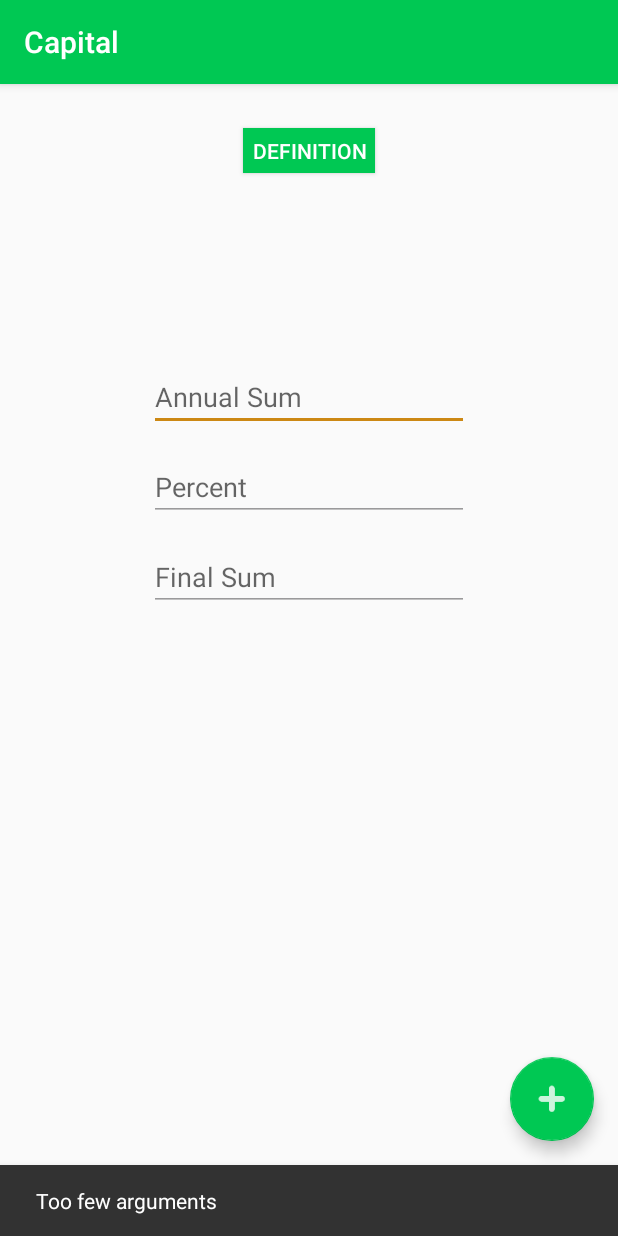
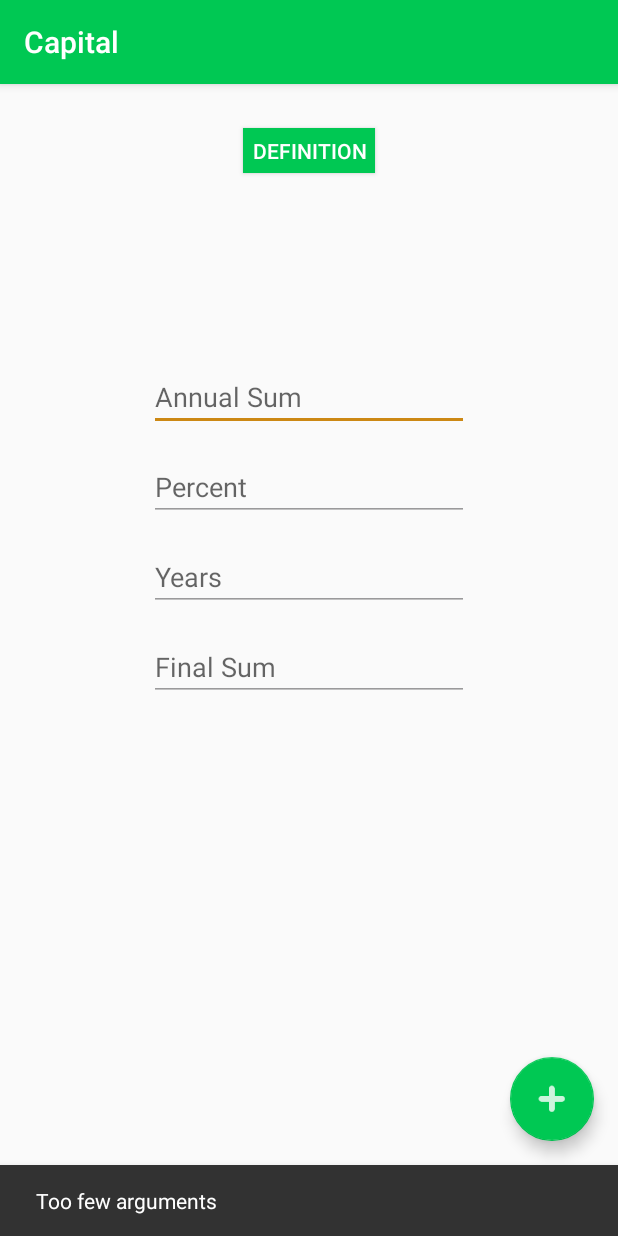
Before and after one commit to armandanusca/FinMath, an Android app: the Capital screen opened directly, with no data from a screen before it, after a tap on an icon or button, on a phone screen of 412 x 824 dp. Run offline under Robolectric (Android 15) with nearby library versions, the phone set to English and light mode, and no system bars; 4 statements that could not run were skipped.

Commit message:
Capital added !not complete!
*if procent to be calculated => show msg it cant be done
*if years to pe calculated => app crashes
// problem with getExponent usage

```diff
--- a/app/src/main/java/com/example/lyostudio/finmath/Capital.java
+++ b/app/src/main/java/com/example/lyostudio/finmath/Capital.java
@@ -19,6 +19,8 @@ import com.google.android.gms.appindexing.Action;
 import com.google.android.gms.appindexing.AppIndex;
 import com.google.android.gms.common.api.GoogleApiClient;
 
+import static java.lang.Math.getExponent;
+
 /**
  * Created by Aaron on 02/06/16.
  */
@@ -27,20 +29,25 @@ public class Capital extends AppCompatActivity
         implements NavigationView.OnNavigationItemSelectedListener{
     private GoogleApiClient client;
 
+    public float pw(final float base, final float power) {
+        float result = 1;
+        for (int i = 0; i < power; i++) {
+            result *= base;
+        }
+        return result;
+    }
+
     @Override
     protected void onCreate(Bundle savedInstanceState) {
         super.onCreate(savedInstanceState);
         setContentView(R.layout.capital_drawer);
 
-        final EditText init_sum;
-        final EditText percent;
-        final EditText fin_sum;
-
+        final EditText annual_sum, percent, years, finsum;
         final Button definition;
 
         DrawerLayout drawer = (DrawerLayout) findViewById(R.id.drawer_layout);
         ActionBarDrawerToggle toggle = new ActionBarDrawerToggle(
-                this, drawer , R.string.navigation_drawer_open, R.string.navigation_drawer_close);
+                this, drawer, R.string.navigation_drawer_open, R.string.navigation_drawer_close);
         assert drawer != null;
         drawer.setDrawerListener(toggle);
         toggle.syncState();
@@ -51,71 +58,82 @@ public class Capital extends AppCompatActivity
 
         FloatingActionButton calculate = (FloatingActionButton) findViewById(R.id.calculate);
 
-        init_sum = (EditText) findViewById(R.id.init_sum);
-        percent=(EditText) findViewById(R.id.percent);
-        fin_sum=(EditText) findViewById(R.id.fin_sum);
+        annual_sum = (EditText) findViewById(R.id.annual_sum);
+        percent = (EditText) findViewById(R.id.percent);
+        years = (EditText) findViewById(R.id.years);
+        finsum = (EditText) findViewById(R.id.fin_sum);
 
         assert calculate != null;
         calculate.setOnClickListener(new View.OnClickListener() {
             @Override
             public void onClick(View view) {
-                int cnt = 0;
-                int poz = 0;
-                if(init_sum.getText().toString().isEmpty()) {
+                int cnt = 0, poz = 0;
+                if (annual_sum.getText().toString().isEmpty()) {
                     cnt = cnt + 1;
                     poz = 1;
                 }
-                if(percent.getText().toString().isEmpty()) {
+                if (percent.getText().toString().isEmpty()) {
                     cnt = cnt + 1;
                     poz = 2;
                 }
-                if (fin_sum.getText().toString().isEmpty()) {
+                if (years.getText().toString().isEmpty()) {
                     cnt = cnt + 1;
                     poz = 3;
                 }
-                if(cnt>1){
+                if (finsum.getText().toString().isEmpty()) {
+                    cnt = cnt + 1;
+                    poz = 4;
+                }
+                if (cnt > 1)
                     Snackbar.make(view, "Too few arguments", Snackbar.LENGTH_LONG)
                             .setAction("Action", null).show();
-                }
-                else if(cnt==0){
+                if (cnt == 0)
                     Snackbar.make(view, "Nothing to be calculated", Snackbar.LENGTH_LONG)
                             .setAction("Action", null).show();
-                }
-                else {
+                if (cnt == 1) {
+                    if (poz == 1) {
+                        float perc = Float.parseFloat(percent.getText().toString());
+                        float year = Float.parseFloat(years.getText().toString());
+                        float sumfin = Float.parseFloat(finsum.getText().toString());
+                        float an_sum = sumfin / ((100 / perc) * (pw((1 + perc / 100), year) - 1));
+                        annual_sum.setText(Float.toString(an_sum));
+                    }
+                    if (poz == 2) {
+                       //csf, n-ai csf...
+                    }
                     if (poz == 3) {
-                        float initsum = Float.parseFloat(init_sum.getText().toString());
+                        float an_sum = Float.parseFloat(annual_sum.getText().toString());
                         float perc = Float.parseFloat(percent.getText().toString());
-                        float sumfin = initsum * (1 + (perc / 100));
-                        fin_sum.setText(Float.toString(sumfin));
-                    } else if (poz == 2) {
-                        float initsum = Float.parseFloat(init_sum.getText().toString());
-                        float sumfin = Float.parseFloat(fin_sum.getText().toString());
-                        float perc = (sumfin / initsum - 1) * 100;
-                        percent.setText(Float.toString(perc));
-                    } else if (poz == 1) {
+                        float sumfin = Float.parseFloat(finsum.getText().toString());
+                        float year = getExponent(sumfin * perc / (an_sum * 100) + 1) / getExponent(1 + perc / 100);
+                        years.setText(Float.toString(year));
+                    }
+                    if (poz == 4) {
+                        float an_sum = Float.parseFloat(annual_sum.getText().toString());
                         float perc = Float.parseFloat(percent.getText().toString());
-                        float sumfin = Float.parseFloat(fin_sum.getText().toString());
-                        float initsum = sumfin / (1 + (perc / 100));
-                        init_sum.setText(Float.toString(initsum));
+                        float year = Float.parseFloat(years.getText().toString());
+                        float sumfin = an_sum * (100 / perc) * (pw((1 + perc / 100), year) - 1);
+                        finsum.setText(Float.toString(sumfin));
                     }
                 }
             }
         });
+
+        client = new GoogleApiClient.Builder(this).addApi(AppIndex.API).build();
+
+
         definition = (Button) findViewById(R.id.def_cap);
 
-        definition.setOnClickListener(new View.OnClickListener()
-        {
+        definition.setOnClickListener(new View.OnClickListener() {
             @Override
             public void onClick(View view) {
-                Intent intent = new Intent(getApplicationContext(),definitionCapital.class);
+                Intent intent = new Intent(getApplicationContext(), definitionCapital.class);
                 startActivity(intent);
             }
         });
-
-        client = new GoogleApiClient.Builder(this).addApi(AppIndex.API).build();
     }
 
-    @Override
+@Override
     public void onBackPressed() {
         DrawerLayout drawer = (DrawerLayout) findViewById(R.id.drawer_layout);
         if (drawer.isDrawerOpen(GravityCompat.START)) {
--- a/app/src/main/res/layout/capital_content.xml
+++ b/app/src/main/res/layout/capital_content.xml
@@ -26,7 +26,7 @@
         android:inputType="numberDecimal"
         android:ems="10"
         android:layout_marginTop="170dp"
-        android:id="@+id/init_sum"
+        android:id="@+id/annual_sum"
         android:hint="Annual Sum"
         android:layout_centerHorizontal="true" />
 
@@ -46,8 +46,19 @@
         android:inputType="numberDecimal"
         android:ems="10"
         android:layout_marginTop="290dp"
+        android:id="@+id/years"
+        android:hint="Years"
+        android:layout_centerHorizontal="true" />
+
+    <EditText
+        android:layout_width="wrap_content"
+        android:layout_height="wrap_content"
+        android:inputType="numberDecimal"
+        android:ems="10"
+        android:layout_marginTop="350dp"
         android:id="@+id/fin_sum"
         android:hint="Final Sum"
         android:layout_centerHorizontal="true" />
 
+
 </RelativeLayout>
```
